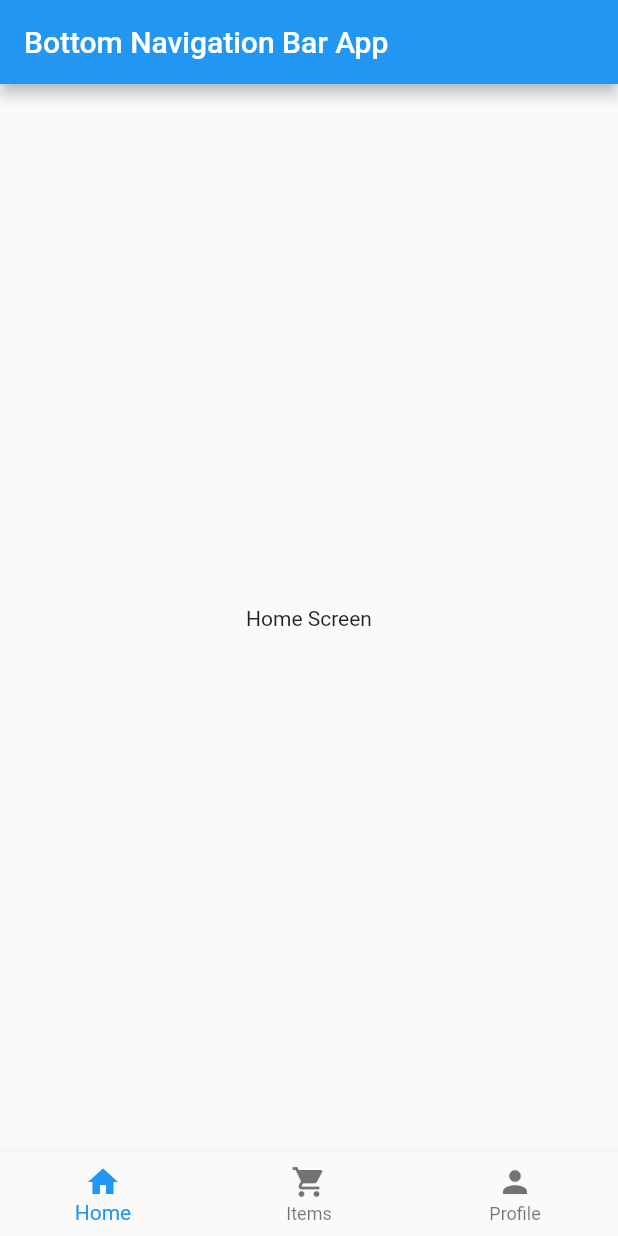
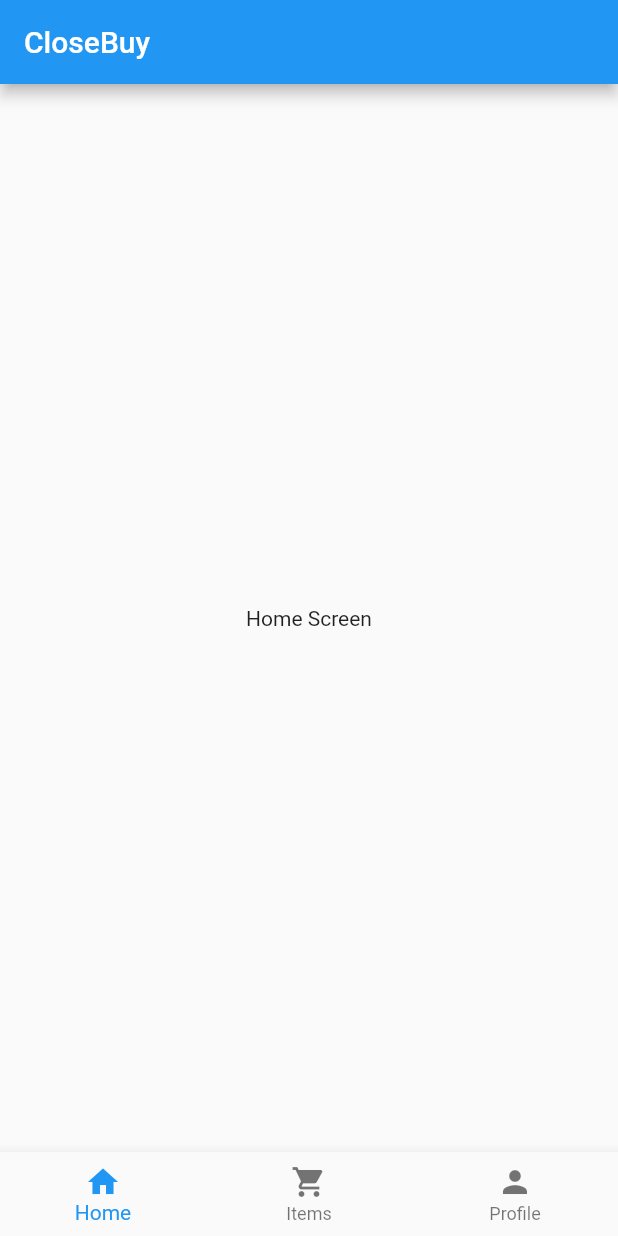
Before and after one commit to akhargha/CloseBuy, a Flutter app: the screen it shows after launch, on a phone screen of 412 x 824 dp. Run offline on Flutter 3.47's test engine with Material 2 defaults, Android fonts, the phone set to English and light mode, and no system bars.

Commit message:
add map.png and name change

```diff
--- a/src/lib/bottom_nav.dart
+++ b/src/lib/bottom_nav.dart
@@ -29,7 +29,7 @@ class _BottomNavBarAppState extends State<BottomNavBarApp> {
     return MaterialApp(
       home: Scaffold(
         appBar: AppBar(
-          title: Text('Bottom Navigation Bar App'),
+          title: Text('CloseBuy'),
         ),
         body: _pages[_selectedIndex],
         bottomNavigationBar: BottomNavigationBar(
--- a/src/pubspec.yaml
+++ b/src/pubspec.yaml
@@ -55,7 +55,8 @@ dev_dependencies:
 
 # The following section is specific to Flutter packages.
 flutter:
-
+  assets:
+    - lib/map.png
   # The following line ensures that the Material Icons font is
   # included with your application, so that you can use the icons in
   # the material Icons class.
```
Also changed, not shown: 1 other file.
